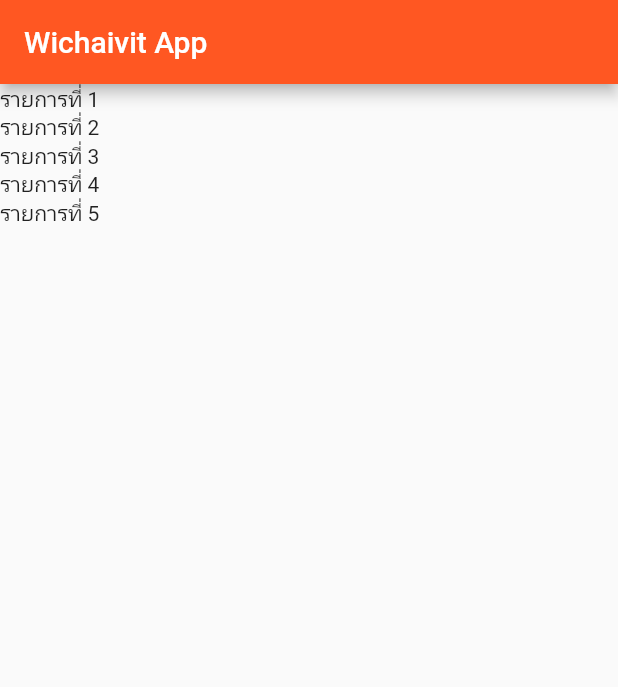
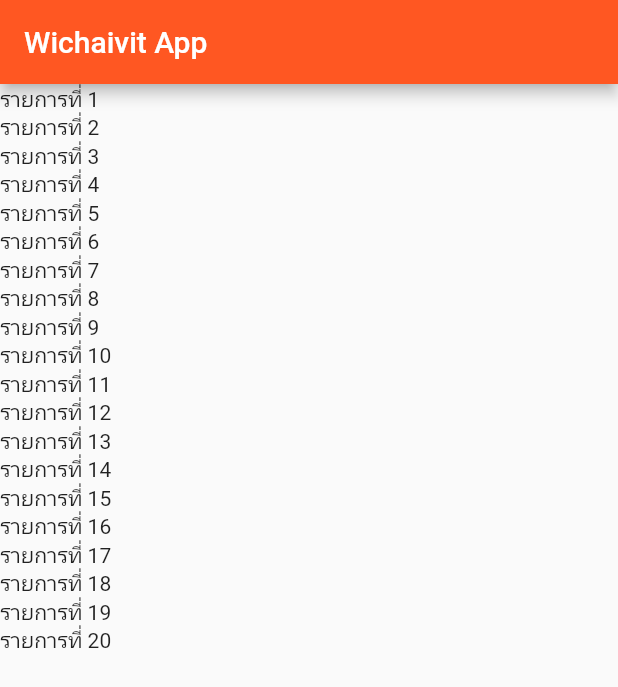
Before and after one commit to dail555/flutter_demo, a Flutter app: the screen it shows after launch, on a phone screen of 412 x 824 dp. Shown: the top 687 px of the screen. Run offline on Flutter 3.47's test engine with Material 2 defaults, Android fonts, the phone set to English and light mode, and no system bars.

```diff
--- a/lib/main.dart
+++ b/lib/main.dart
@@ -33,7 +33,7 @@ class _MyHomePageState extends State<MyHomePage> {
       ),
       body: Center(
         child: ListView(
-          children: getData(5),
+          children: getData(20),
         ),
       ),
     );
```
